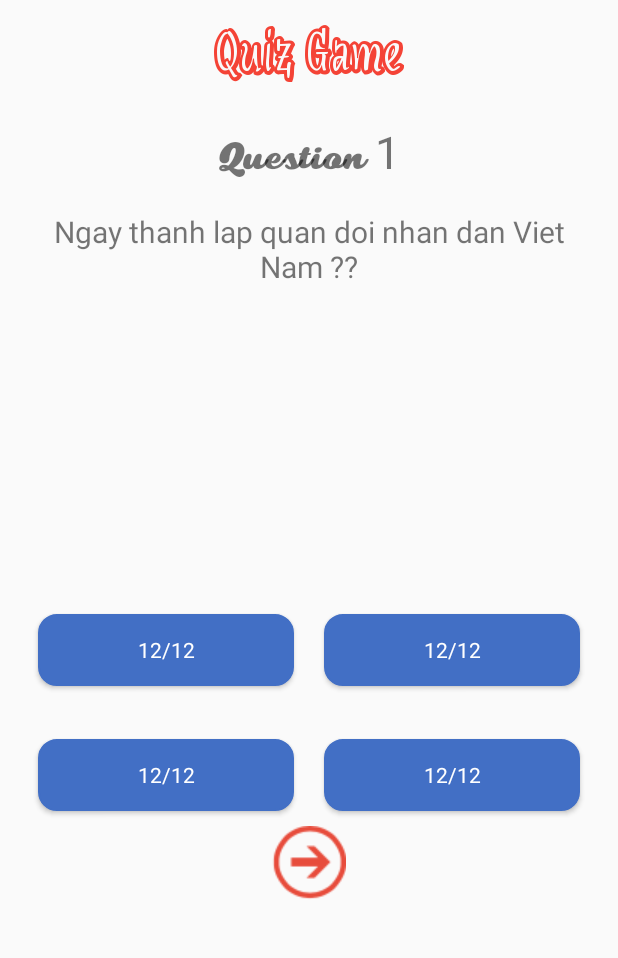
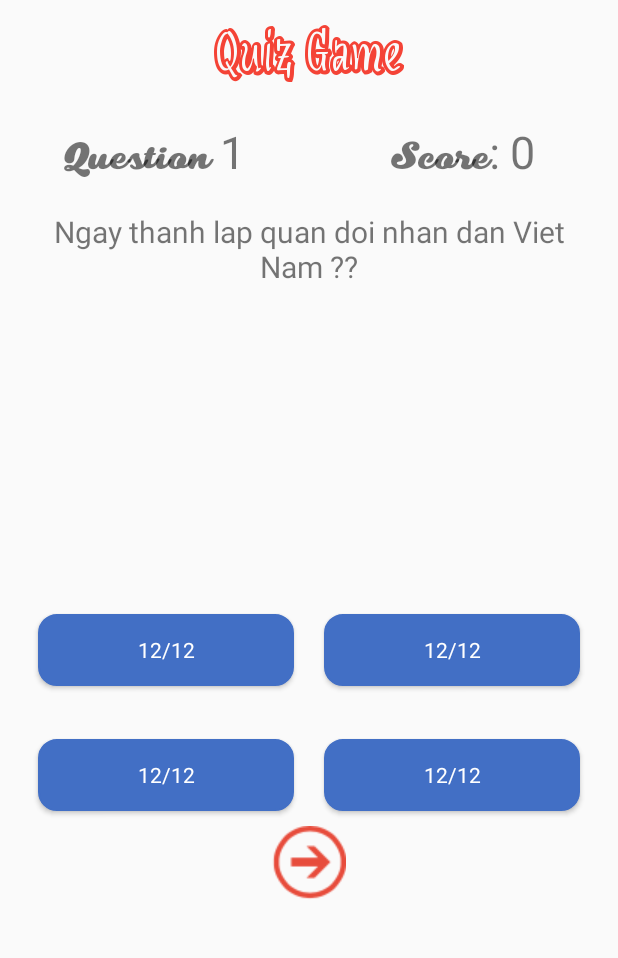
Before and after one commit to uethackathon/uethackathon2015_team07server, an Android app: the screen it shows after launch (MainActivity), in the side drawer, after a tap on "Hỏi đáp nhanh", on a phone screen of 412 x 824 dp, the part 84-1042 px from its top. Run offline under Robolectric (Android 15) with nearby library versions, the phone set to English and light mode, and no system bars; libraries missing offline, so code that uses them is left out: com.loopj.android, cz.msebera.android; 8 statements that could not run were skipped.

Commit message:
fix some error

```diff
--- a/app/src/main/java/com/uet/quantity/uethackathon2015_team7/LockScreenActivity.java
+++ b/app/src/main/java/com/uet/quantity/uethackathon2015_team7/LockScreenActivity.java
@@ -14,6 +14,7 @@ import android.view.View;
 import android.view.Window;
 import android.view.WindowManager;
 import android.widget.ImageView;
+import android.widget.RelativeLayout;
 import android.widget.TextView;
 
 import com.uet.quantity.uethackathon2015_team7.database.DatabaseHandler;
@@ -57,6 +58,7 @@ public class LockScreenActivity extends Activity {
     ImageView close;
     DatabaseHandler db;
     HistoryItem item;
+    RelativeLayout relativeLayout;
 
     @Override
     protected void onCreate(Bundle savedInstanceState) {
@@ -77,6 +79,7 @@ public class LockScreenActivity extends Activity {
         txvLayoutLockscreenNetwork = (TextView)findViewById(R.id.txv_layout_lockscreen_network);
         txvLayoutLockscreenBettery = (TextView)findViewById(R.id.txv_layout_lockscreen_bettery);
         imgLayoutLockscreenBettery = (ImageView)findViewById(R.id.img_layout_lockscreen_bettery);
+        relativeLayout = (RelativeLayout) findViewById(R.id.relative_lockscreen);
         historyNew = (TextView) findViewById(R.id.history_new);
         close = (ImageView) findViewById(R.id.close);
 
@@ -92,7 +95,7 @@ public class LockScreenActivity extends Activity {
         checkTime();
         checkBattery();
 
-        close.setOnClickListener(new View.OnClickListener() {
+        relativeLayout.setOnClickListener(new View.OnClickListener() {
             @Override
             public void onClick(View view) {
                 LockScreenActivity.this.finish();
--- a/app/src/main/java/com/uet/quantity/uethackathon2015_team7/fragment/QuizFragment.java
+++ b/app/src/main/java/com/uet/quantity/uethackathon2015_team7/fragment/QuizFragment.java
@@ -24,10 +24,12 @@ public class QuizFragment extends Fragment implements View.OnClickListener{
     TextView txtNumQuest ;
     TextView question ;
     TextView result ;
+    TextView txtScore ;
     Button buttonA ;
     Button buttonB ;
     Button buttonC ;
     Button buttonD ;
+    int score;
 
     DatabaseHandler db;
     int numQuest = 1;
@@ -75,11 +77,13 @@ public class QuizFragment extends Fragment implements View.OnClickListener{
         buttonC = (Button) v.findViewById(R.id.buttonC);
         buttonD = (Button) v.findViewById(R.id.buttonD);
         next = (ImageView) v.findViewById(R.id.next_question);
+        txtScore = (TextView) v.findViewById(R.id.score);
 
 
 
         quizGame.setTypeface(typeface1);
         txtNumQuest.setTypeface(typeface3);
+        txtScore.setTypeface(typeface3);
         question.setTypeface(typeface2);
         result.setTypeface(typeface1);
         buttonA.setTypeface(typeface2);
@@ -88,6 +92,7 @@ public class QuizFragment extends Fragment implements View.OnClickListener{
         buttonD.setTypeface(typeface2);
 
         txtNumQuest.setText("Question " + numQuest);
+        txtScore.setText("Score: "+ score);
 
 
        getNewQuestion();
@@ -156,6 +161,8 @@ public class QuizFragment extends Fragment implements View.OnClickListener{
                 result.setVisibility(View.VISIBLE);
 
                 if(answer == 1){
+                    score +=10;
+                    txtScore.setText("Score: "+ score);
                     result.setText("Đáp án chính xác ");
                 }else{
                     result.setText("Đáp án sai");
@@ -170,6 +177,8 @@ public class QuizFragment extends Fragment implements View.OnClickListener{
                 next.setVisibility(View.VISIBLE);
                 result.setVisibility(View.VISIBLE);
                 if(answer == 2){
+                    score +=10;
+                    txtScore.setText("Score: "+ score);
                     result.setText("Đáp án chính xác ");
                 }else{
                     result.setText("Đáp án sai");
@@ -184,6 +193,8 @@ public class QuizFragment extends Fragment implements View.OnClickListener{
                 next.setVisibility(View.VISIBLE);
                 result.setVisibility(View.VISIBLE);
                 if(answer == 3){
+                    score +=10;
+                    txtScore.setText("Score: "+ score);
                     result.setText("Đáp án chính xác ");
                 }else{
                     result.setText("Đáp án sai");
@@ -199,6 +210,8 @@ public class QuizFragment extends Fragment implements View.OnClickListener{
                 result.setVisibility(View.VISIBLE);
 
                 if(answer == 4){
+                    score +=10;
+                    txtScore.setText("Score: "+ score);
                     result.setText("Đáp án chính xác ");
                 }else{
                     result.setText("Đáp án sai");
--- a/app/src/main/java/com/uet/quantity/uethackathon2015_team7/receiver/AlarmManagerBroadcastReceiver.java
+++ b/app/src/main/java/com/uet/quantity/uethackathon2015_team7/receiver/AlarmManagerBroadcastReceiver.java
@@ -12,6 +12,8 @@ import com.uet.quantity.uethackathon2015_team7.MainActivity;
 import com.uet.quantity.uethackathon2015_team7.R;
 import com.uet.quantity.uethackathon2015_team7.database.DatabaseHandler;
 import com.uet.quantity.uethackathon2015_team7.model.HistoryItem;
+
+import java.util.Calendar;
 
 /**
  * Created by luongnguyen on 11/21/15.
@@ -58,8 +60,13 @@ public class AlarmManagerBroadcastReceiver extends BroadcastReceiver {
         Intent intent = new Intent(context, AlarmManagerBroadcastReceiver.class);
         intent.putExtra(ONE_TIME, Boolean.FALSE);
         PendingIntent pi = PendingIntent.getBroadcast(context, 0, intent, 0);
-        //After after 5 seconds
-        am.setRepeating(AlarmManager.RTC_WAKEUP, System.currentTimeMillis(), 1000 * 60 , pi);
+
+        Calendar calendar = Calendar.getInstance();
+
+        calendar.set(Calendar.HOUR_OF_DAY, 6); // For 1 PM or 2 PM
+        calendar.set(Calendar.MINUTE, 0);
+        calendar.set(Calendar.SECOND, 0);
+        am.setRepeating(AlarmManager.RTC_WAKEUP, calendar.getTimeInMillis(), AlarmManager.INTERVAL_DAY , pi);
     }
 
     public void CancelAlarm(Context context)
--- a/app/src/main/res/layout/activity_lock_screen.xml
+++ b/app/src/main/res/layout/activity_lock_screen.xml
@@ -3,6 +3,7 @@
     android:layout_width="wrap_content"
     android:layout_height="wrap_content"
     android:background="@drawable/lockscreen3"
+    android:id="@+id/relative_lockscreen"
     >
 
 
@@ -111,6 +112,7 @@
         android:layout_alignParentBottom="true"
         android:paddingBottom="20dp"
         android:layout_centerHorizontal="true"
+        android:visibility="gone"
         />
 
 
--- a/app/src/main/res/layout/fragment_quiz.xml
+++ b/app/src/main/res/layout/fragment_quiz.xml
@@ -30,11 +30,21 @@
             android:orientation="horizontal">
             <TextView
                 android:id="@+id/num_question"
-                android:layout_width="match_parent"
+                android:layout_width="0dp"
+                android:layout_weight="1"
                 android:layout_height="wrap_content"
                 android:gravity="center"
                 android:padding="10dp"
                 android:text="Question 1"
+                android:textSize="30dp" />
+            <TextView
+                android:id="@+id/score"
+                android:layout_width="0dp"
+                android:layout_weight="1"
+                android:layout_height="wrap_content"
+                android:gravity="center"
+                android:padding="10dp"
+                android:text="Score : 0"
                 android:textSize="30dp" />
 
         </LinearLayout>
```
